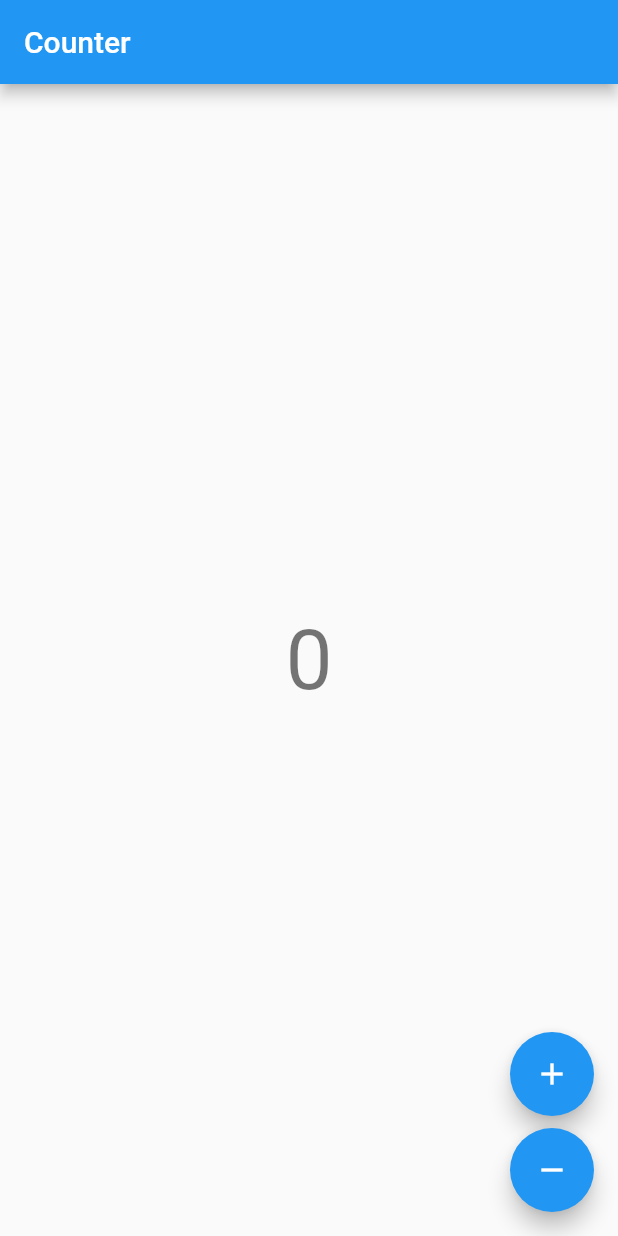
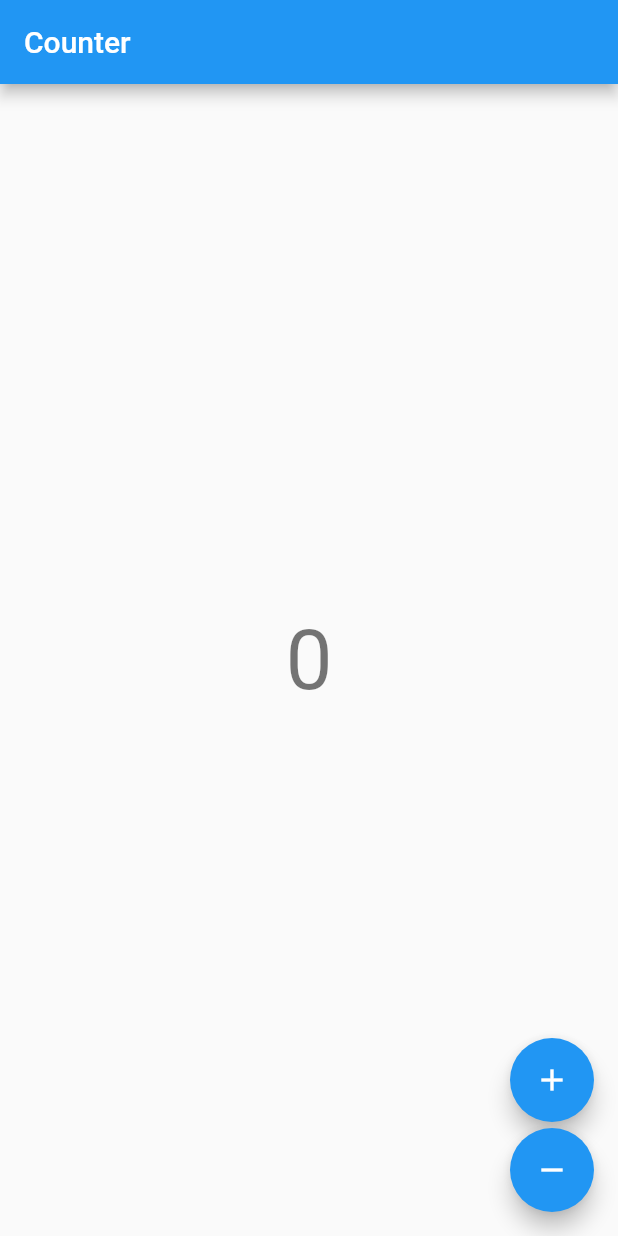
Before and after one commit to naolgithub/counter_provider_bloc, a Flutter app: the screen it shows after launch, on a phone screen of 412 x 824 dp. Run offline on Flutter 3.47's test engine with Material 2 defaults, Android fonts, the phone set to English and light mode, and no system bars; our stand-ins replace flutter_bloc.

Commit message:
updated main

```diff
--- a/lib/counter/view/counter_view.dart
+++ b/lib/counter/view/counter_view.dart
@@ -27,7 +27,7 @@ class CounterView extends StatelessWidget {
             child: const Icon(Icons.add),
             onPressed: () => context.read<CounterCubit>().increment(),
           ),
-          const SizedBox(height: 8),
+          const SizedBox(height: 4),
           FloatingActionButton(
             key: const Key('counterView_decrement_floatingActionButton'),
             child: const Icon(Icons.remove),
```
